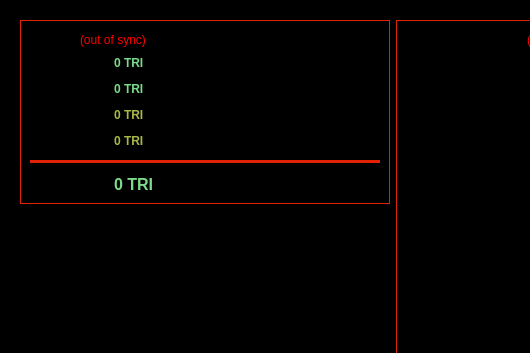
Old version of the form src/qt/forms/overviewpage.ui in the repository SamiAhmed7777/triangles_v5; both pictures show x 0 to 530 and y 0 to 353 of the 785 by 509 pixel window.
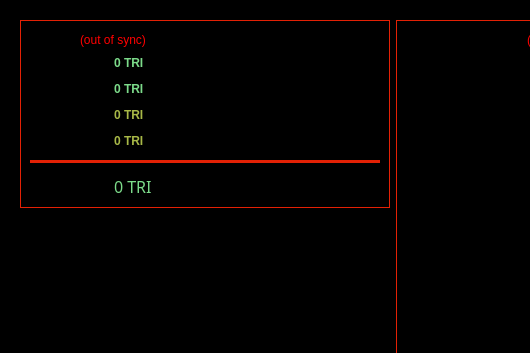
New version of the form. Icons and pictures are not drawn.

Commit message:
ui: force labelTotal to render green on overview
Split the grouped ID selector so #labelTotal gets its own rule with
explicit font (12pt bold) inline. Hardens against Qt cascading
edge cases where a peer-selector group could be parsed-out by
an older Qt build or silently dropped if one ID doesn't match.

Fixes: 'Total on Overview always renders red' UI bug

```diff
--- a/src/qt/forms/overviewpage.ui
+++ b/src/qt/forms/overviewpage.ui
@@ -434,8 +434,10 @@
 QWidget#line	{
 	border: 2px solid #e32105;
 	}
-QLabel#labelBalance, QLabel#labelTotal, QLabel#labelStake { color: #7CDB8A; }
-QLabel#labelUnconfirmed, QLabel#labelImmature { color: #A8B847; }
+QLabel#labelBalance, QLabel#labelStake { color: #7CDB8A; }
+QLabel#labelTotal { color: #7CDB8A; font: 12pt bold; }
+QLabel#labelUnconfirmed { color: #A8B847; }
+QLabel#labelImmature { color: #A8B847; }
 </string>
   </property>
   <layout class="QHBoxLayout" name="horizontalLayout" stretch="0">
```
